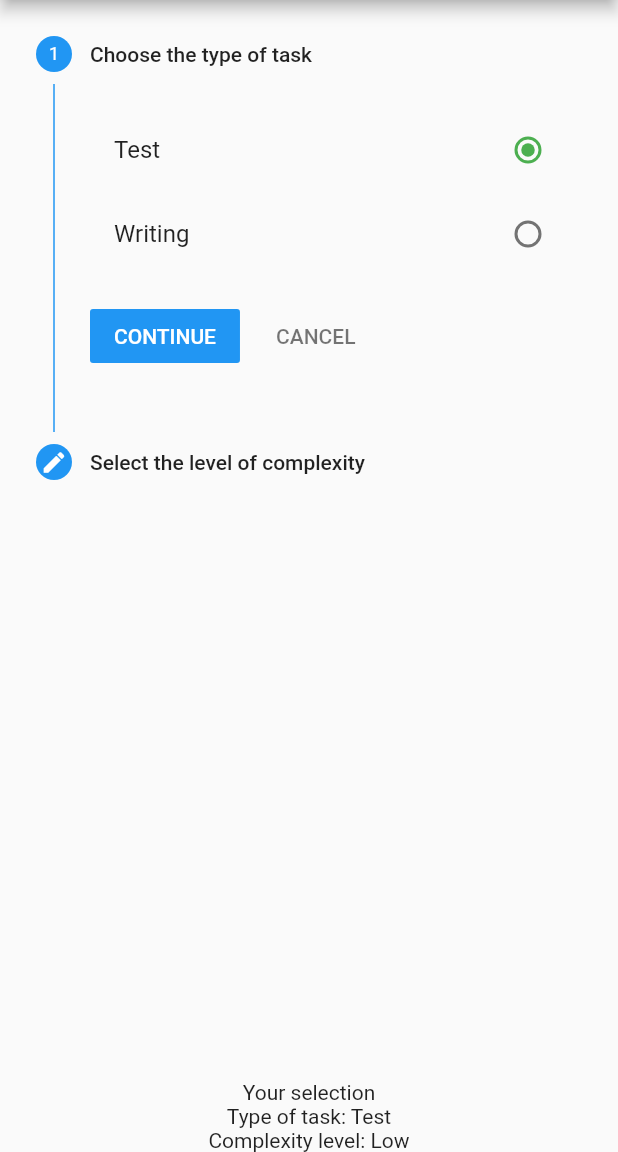
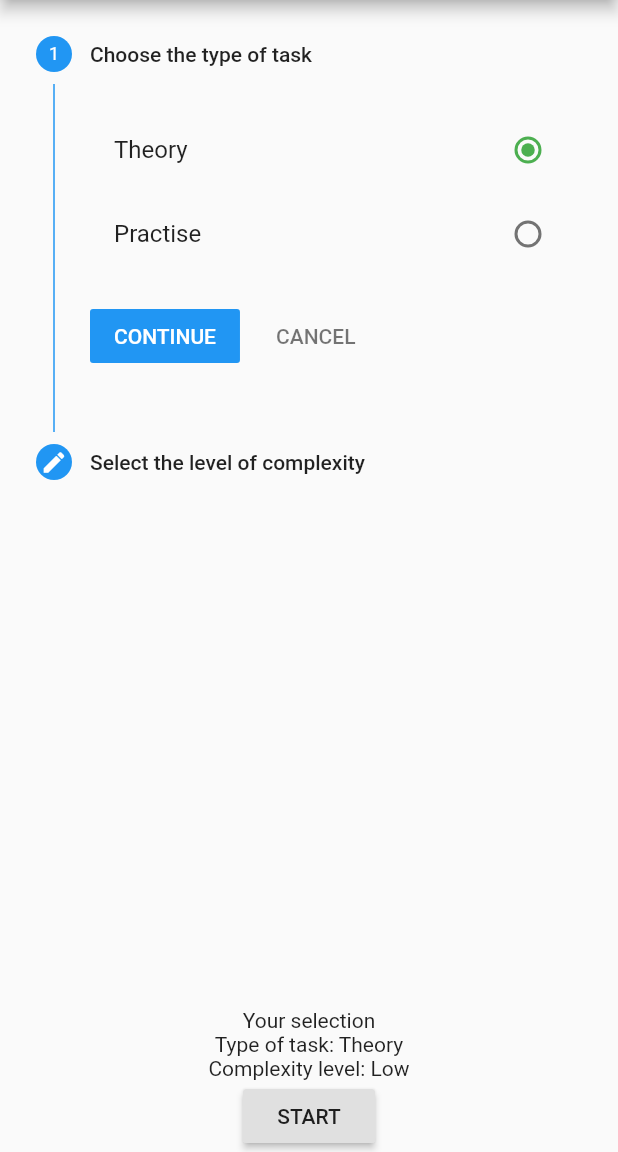
Before and after one commit to AlinaLadybug/Flutter-Android, a Flutter app: the screen it shows after launch, on a phone screen of 412 x 824 dp, the part 84-1236 px from its top. Run offline on Flutter 3.47's test engine with Material 2 defaults, Android fonts, the phone set to English and light mode, and no system bars.

Commit message:
add tasks page

```diff
--- /dev/null
+++ b/first_app/lib/fragments/home.dart
@@ -0,0 +1,175 @@
+import 'package:flutter/material.dart';
+
+import 'tasks.dart';
+
+class MyHome extends StatefulWidget {
+  @override
+  MyHomeState createState() => new MyHomeState();
+}
+
+//State is information of the application that can change over time or when some actions are taken.
+class MyHomeState extends State<MyHome> {
+  int _radComplex = 0;
+  int _radType = 0;
+
+  void _setRadComplex(int value) => setState(() => {
+        _radComplex = value,
+      });
+  void _setRadType(int value) => setState(() => _radType = value);
+
+  int currentStep = 0;
+  String result = "";
+  @override
+  Widget build(BuildContext context) {
+    List<Text> complexities = new List<Text>();
+    complexities.add(new Text("Low"));
+    complexities.add(new Text("Normal"));
+    complexities.add(new Text("High"));
+
+    List<Text> types = <Text>[new Text("Theory"), new Text("Practise")];
+    // Widget makeRadios() {
+    //   List<Widget> list = new List<Widget>();
+
+    //   for (int i = 0; i < 3; i++) {
+    //     list.add(new Column(children: <Widget>[
+    //       complexities[i],
+    //       new Radio(
+    //         value: i,
+    //         groupValue: _radComplex,
+    //         onChanged: _setRadComplex,
+    //       )
+    //     ]));
+    //   }
+
+    //   Row column = new Row(
+    //     mainAxisAlignment: MainAxisAlignment.center,
+    //     children: list,
+    //   );
+
+    //   return column;
+    // }
+
+    Widget makeRadioTiles(List<Text> texts, int grpValue, onChg) {
+      List<Widget> list = new List<Widget>();
+
+      for (int i = 0; i < texts.length; i++) {
+        list.add(new RadioListTile(
+            value: i,
+            groupValue: grpValue,
+            onChanged: onChg,
+            activeColor: Colors.green,
+            controlAffinity: ListTileControlAffinity.trailing,
+            title: texts[i]));
+      }
+
+      Column column = new Column(
+        children: list,
+      );
+      return column;
+    }
+
+    // init the step to 0th position
+    List<Step> mySteps = [
+      new Step(
+          // Title of the Step
+          title: new Text("Choose the type of task"),
+          // Content, it can be any widget here. Using basic Text for this example
+          content: new Column(
+            children: <Widget>[makeRadioTiles(types, _radType, _setRadType)],
+          ),
+          isActive: true),
+      new Step(
+          title: new Text("Select the level of complexity"),
+          content: new Column(children: <Widget>[
+            makeRadioTiles(complexities, _radComplex, _setRadComplex)
+          ]),
+          // You can change the style of the step icon i.e number, editing, etc.
+          state: StepState.editing,
+          isActive: true),
+    ];
+    return new Scaffold(
+      // Appbar
+      appBar: new AppBar(
+        // Title
+        title: new Text("TeachUp"),
+      ),
+      // Body
+      body: new Container(
+          child: new Column(children: <Widget>[
+        Expanded(
+            child: new Stepper(
+          // Using a variable here for handling the currentStep
+          currentStep: this.currentStep,
+          // List the steps you would like to have
+          steps: mySteps,
+          // Define the type of Stepper style
+          // StepperType.horizontal :  Horizontal Style
+          // StepperType.vertical   :  Vertical Style
+          type: StepperType.vertical,
+          // Know the step that is tapped
+          onStepTapped: (step) {
+            // On hitting step itself, change the state and jump to that step
+            setState(() {
+              // update the variable handling the current step value
+              // jump to the tapped step
+              currentStep = step;
+            });
+            // Log function call
+            // print("onStepTapped : " + step.toString());
+          },
+          onStepCancel: () {
+            // On hitting cancel button, change the state
+            setState(() {
+              // update the variable handling the current step value
+              // going back one step i.e subtracting 1, until its 0
+              if (currentStep > 0) {
+                currentStep = currentStep - 1;
+              } else {
+                currentStep = 0;
+              }
+            });
+            // Log function call
+            // print("onStepCancel : " + current_step.toString());
+          },
+          // On hitting continue button, change the state
+          onStepContinue: () {
+            setState(() {
+              // update the variable handling the current step value
+              // going back one step i.e adding 1, until its the length of the step
+              if (currentStep < mySteps.length - 1) {
+                currentStep = currentStep + 1;
+              } else {
+                currentStep = 0;
+              }
+            });
+            // Log function call
+            // print("onStepContinue : " + current_step.toString());
+          },
+        )),
+        // new TextField(
+        //     decoration: new InputDecoration(hintText: "Your selection"),
+        //     //onChanged is called whenever we add or delete something on Text Field
+        //     onSubmitted: (String str) {
+        //       setState(() {
+        //         result = str;
+        //       });
+        //     }),
+        //displaying input text
+        new Text("Your selection", textAlign: TextAlign.center),
+
+        new Text("Type of task: " + types[_radType].data),
+        new Text("Complexity level: " + complexities[_radComplex].data),
+        new RaisedButton(
+          onPressed: () {
+            Navigator.of(context).push(new MaterialPageRoute(
+                builder: (BuildContext context) =>
+                    new TasksPage("First Page")));
+            print("press button");
+          },
+          splashColor: Colors.redAccent,
+          child: new Text("START"),
+        )
+      ])),
+    );
+  }
+}
--- a/first_app/lib/main.dart
+++ b/first_app/lib/main.dart
@@ -1,4 +1,6 @@
 import 'package:flutter/material.dart';
+
+import 'fragments/home.dart';
 
 void main() {
   runApp(new MaterialApp(
@@ -7,165 +9,3 @@ void main() {
       // Home
       home: new MyHome()));
 }
-
-class MyHome extends StatefulWidget {
-  @override
-  MyHomeState createState() => new MyHomeState();
-}
-
-//State is information of the application that can change over time or when some actions are taken.
-class MyHomeState extends State<MyHome> {
-  int _radComplex = 0;
-  int _radType = 0;
-
-  void _setRadComplex(int value) => setState(() => {
-        _radComplex = value,
-      });
-  void _setRadType(int value) => setState(() => _radType = value);
-
-  int current_step = 0;
-  String result = "";
-  @override
-  Widget build(BuildContext context) {
-    List<Text> complexities = new List<Text>();
-    complexities.add(new Text("Low"));
-    complexities.add(new Text("Normal"));
-    complexities.add(new Text("High"));
-
-    List<Text> types = <Text>[new Text("Test"), new Text("Writing")];
-    // Widget makeRadios() {
-    //   List<Widget> list = new List<Widget>();
-
-    //   for (int i = 0; i < 3; i++) {
-    //     list.add(new Column(children: <Widget>[
-    //       complexities[i],
-    //       new Radio(
-    //         value: i,
-    //         groupValue: _radComplex,
-    //         onChanged: _setRadComplex,
-    //       )
-    //     ]));
-    //   }
-
-    //   Row column = new Row(
-    //     mainAxisAlignment: MainAxisAlignment.center,
-    //     children: list,
-    //   );
-
-    //   return column;
-    // }
-
-    Widget makeRadioTiles(List<Text> texts, int grpValue, onChg) {
-      List<Widget> list = new List<Widget>();
-
-      for (int i = 0; i < texts.length; i++) {
-        list.add(new RadioListTile(
-            value: i,
-            groupValue: grpValue,
-            onChanged: onChg,
-            activeColor: Colors.green,
-            controlAffinity: ListTileControlAffinity.trailing,
-            title: texts[i]));
-      }
-
-      Column column = new Column(
-        children: list,
-      );
-      return column;
-    }
-
-    // init the step to 0th position
-    List<Step> my_steps = [
-      new Step(
-          // Title of the Step
-          title: new Text("Choose the type of task"),
-          // Content, it can be any widget here. Using basic Text for this example
-          content: new Column(
-            children: <Widget>[makeRadioTiles(types, _radType, _setRadType)],
-          ),
-          isActive: true),
-      new Step(
-          title: new Text("Select the level of complexity"),
-          content: new Column(children: <Widget>[
-            makeRadioTiles(complexities, _radComplex, _setRadComplex)
-          ]),
-          // You can change the style of the step icon i.e number, editing, etc.
-          state: StepState.editing,
-          isActive: true),
-    ];
-    return new Scaffold(
-      // Appbar
-      appBar: new AppBar(
-        // Title
-        title: new Text("TeachUp"),
-      ),
-      // Body
-      body: new Container(
-          child: new Column(children: <Widget>[
-        Expanded(
-            child: new Stepper(
-          // Using a variable here for handling the currentStep
-          currentStep: this.current_step,
-          // List the steps you would like to have
-          steps: my_steps,
-          // Define the type of Stepper style
-          // StepperType.horizontal :  Horizontal Style
-          // StepperType.vertical   :  Vertical Style
-          type: StepperType.vertical,
-          // Know the step that is tapped
-          onStepTapped: (step) {
-            // On hitting step itself, change the state and jump to that step
-            setState(() {
-              // update the variable handling the current step value
-              // jump to the tapped step
-              current_step = step;
-            });
-            // Log function call
-            // print("onStepTapped : " + step.toString());
-          },
-          onStepCancel: () {
-            // On hitting cancel button, change the state
-            setState(() {
-              // update the variable handling the current step value
-              // going back one step i.e subtracting 1, until its 0
-              if (current_step > 0) {
-                current_step = current_step - 1;
-              } else {
-                current_step = 0;
-              }
-            });
-            // Log function call
-            // print("onStepCancel : " + current_step.toString());
-          },
-          // On hitting continue button, change the state
-          onStepContinue: () {
-            setState(() {
-              // update the variable handling the current step value
-              // going back one step i.e adding 1, until its the length of the step
-              if (current_step < my_steps.length - 1) {
-                current_step = current_step + 1;
-              } else {
-                current_step = 0;
-              }
-            });
-            // Log function call
-            // print("onStepContinue : " + current_step.toString());
-          },
-        )),
-        // new TextField(
-        //     decoration: new InputDecoration(hintText: "Your selection"),
-        //     //onChanged is called whenever we add or delete something on Text Field
-        //     onSubmitted: (String str) {
-        //       setState(() {
-        //         result = str;
-        //       });
-        //     }),
-        //displaying input text
-        new Text("Your selection", textAlign: TextAlign.center),
-
-        new Text("Type of task: " + types[_radType].data),
-        new Text("Complexity level: " + complexities[_radComplex].data)
-      ])),
-    );
-  }
-}
--- a/first_app/pubspec.yaml
+++ b/first_app/pubspec.yaml
@@ -29,6 +29,7 @@ dependencies:
 dev_dependencies:
   flutter_test:
     sdk: flutter
+  audioplayer:
 
 # For information on the generic Dart part of this file, see the
 # following page: https://www.dartlang.org/tools/pub/pubspec
@@ -40,8 +41,8 @@ flutter:
   # the material Icons class.
   uses-material-design: true
   # To add assets to your application, add an assets section, like this:
-  # assets:
-  #  - images/a_dot_burr.jpeg
+  assets:
+    - data/tasks.json
   #  - images/a_dot_ham.jpeg
   # An image asset can refer to one or more resolution-specific "variants", see
   # https://flutter.io/assets-and-images/#resolution-aware.
```
Also changed, not shown: first_app/data/tasks.json (added, +25 -0 lines), first_app/lib/fragments/tasks.dart (added, +112 -0 lines), first_app/lib/models/theoryTask.dart (added, +20 -0 lines), first_app/pubspec.lock.
